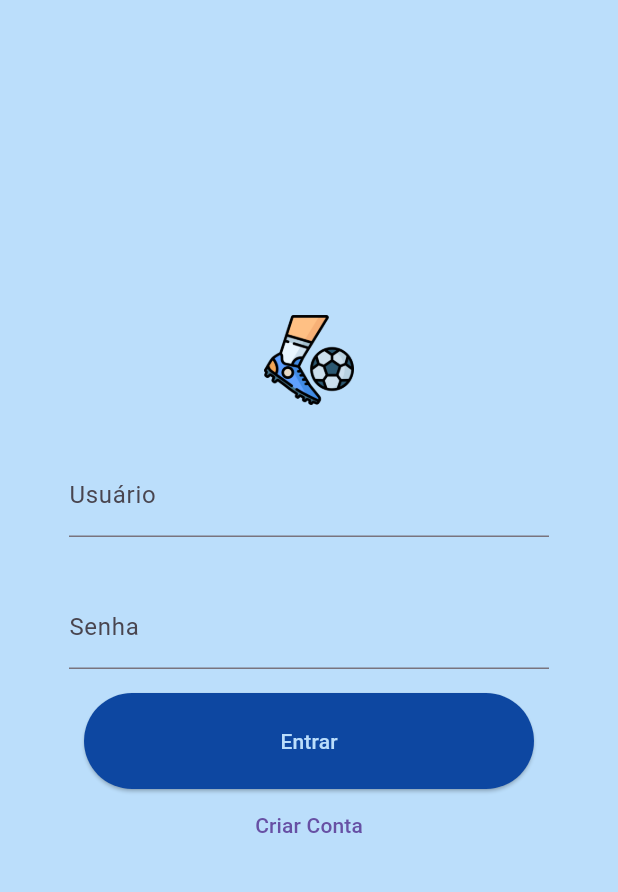
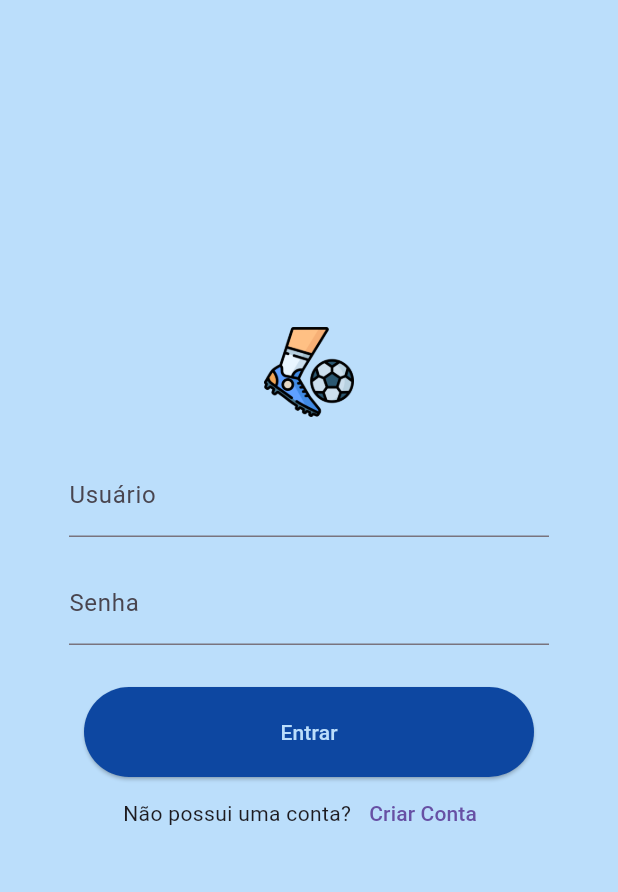
Before and after one commit to gabriell-silva/rachinha_top_app, a Flutter app: the screen it shows after launch, on a phone screen of 412 x 824 dp, the part 84-976 px from its top. Run offline on Flutter 3.47's test engine with Material 3 defaults, Android fonts, the light colour scheme and no system bars; our stand-ins replace flutter_dotenv, supabase_flutter; accounts and stored records are empty.

Commit message:
style: adjust padding and margin from login form

```diff
--- a/lib/pages/home.dart
+++ b/lib/pages/home.dart
@@ -2,7 +2,7 @@ import 'package:flutter/material.dart';
 import 'package:rachinha_top_app/layout/drawer.dart';
 import 'package:rachinha_top_app/shared/app_routes.dart';
 import 'package:rachinha_top_app/widgets/errors.dart';
-import 'package:rachinha_top_app/widgets/form/input.dart';
+import 'package:rachinha_top_app/widgets/input.dart';
 import 'package:rachinha_top_app/widgets/logo.dart';
 import 'package:supabase_flutter/supabase_flutter.dart';
 
@@ -45,8 +45,6 @@ class _HomePageState extends State<HomePage> {
 
   @override
   Widget build(BuildContext context) {
-    Size size = MediaQuery.of(context).size;
-
     return Scaffold(
       appBar: AppBar(
         title: const LogoWidget(
@@ -59,7 +57,6 @@ class _HomePageState extends State<HomePage> {
       drawer: AppDrawer(drawerItems: drawerItems),
       body: Container(
         color: Colors.blue[100],
-        width: size.width,
         child: Column(
           crossAxisAlignment: CrossAxisAlignment.center,
           mainAxisAlignment: MainAxisAlignment.center,
@@ -78,19 +75,23 @@ class _HomePageState extends State<HomePage> {
               isPassword: true,
               controller: passwordController,
             ),
-            ElevatedButton(
+            Padding(
+                padding: const EdgeInsets.only(top: 20),
+                child: ElevatedButton(
                   style: TextButton.styleFrom(
                     backgroundColor: Colors.blue[900],
                     foregroundColor: Colors.blue[100],
-                minimumSize: const Size(300, 40),
-                padding:
-                    const EdgeInsets.symmetric(horizontal: 0, vertical: 22),
+                    minimumSize: const Size(300, 60),
                   ),
                   child: const Text('Entrar'),
                   onPressed: () {
                     authenticateUser();
                   },
-            ),
+                )),
+            Row(
+              mainAxisAlignment: MainAxisAlignment.center,
+              children: [
+                const Text("Não possui uma conta?"),
                 TextButton(
                   child: const Text('Criar Conta'),
                   onPressed: () {
@@ -99,6 +100,8 @@ class _HomePageState extends State<HomePage> {
                   },
                 ),
               ],
+            )
+          ],
         ),
       ),
     );
--- a/lib/widgets/form/input.dart
+++ b/lib/widgets/input.dart
@@ -18,7 +18,7 @@ class InputWidget extends StatelessWidget {
       crossAxisAlignment: CrossAxisAlignment.start,
       children: <Widget>[
         Padding(
-          padding: const EdgeInsets.symmetric(horizontal: 46.0, vertical: 16.0),
+          padding: const EdgeInsets.symmetric(horizontal: 46.0, vertical: 8.0),
           child: TextFormField(
             obscureText: isPassword, // incluir mascára no input
             controller: controller, // texto informado no input
```
Lines whose indentation alone changed are shown as unchanged.
